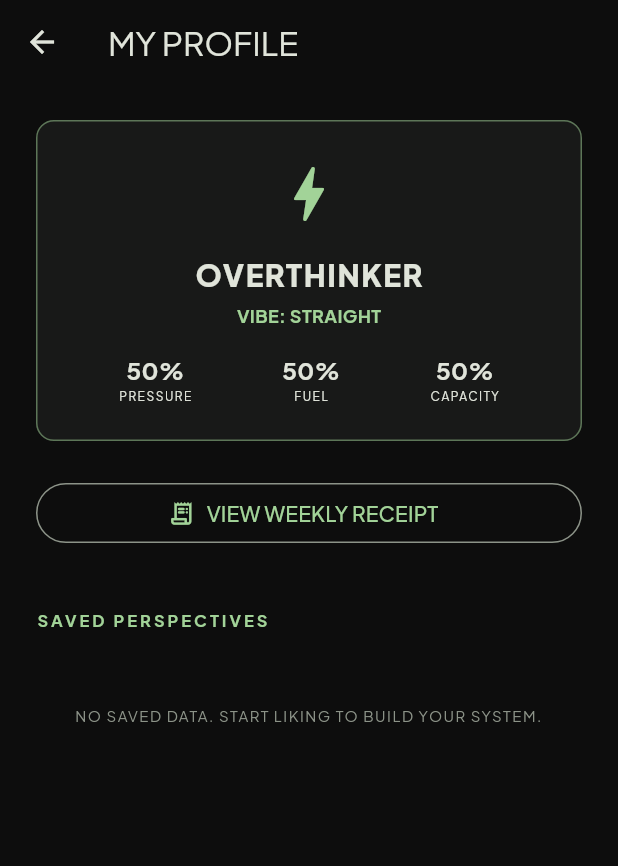
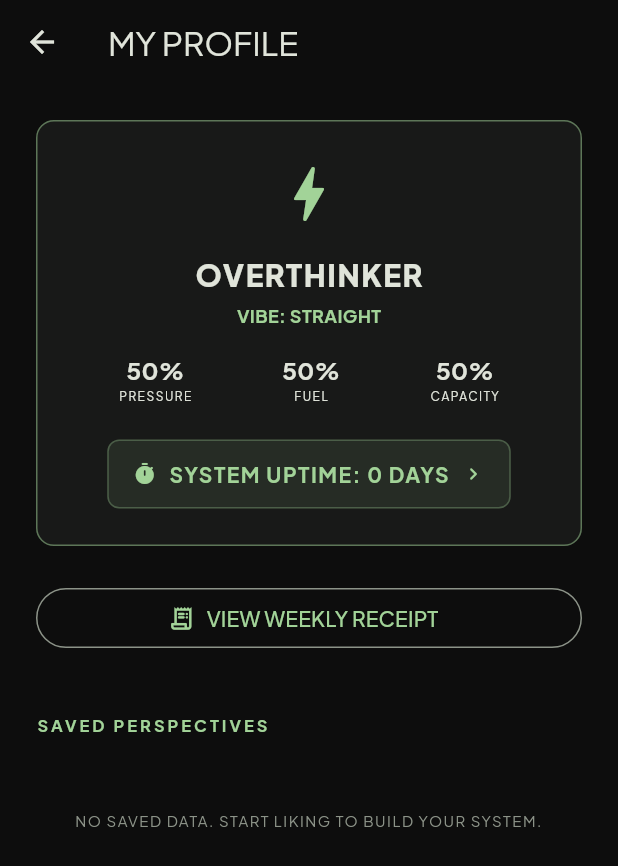
Before and after one commit to sapeol/affirmations_app, a Flutter app: the ProfileScreen screen opened directly, on a phone screen of 412 x 824 dp. Shown: the top 866 px of the screen. Run offline on Flutter 3.47's test engine with Material 3 defaults, Android fonts, the phone set to English and light mode, and no system bars; our stand-ins replace flutter_local_notifications, google_fonts, screenshot, share_plus, shared_preferences, timezone; missing offline and left inert: home_widget; accounts and stored records are empty.

Commit message:
feat: add detailed streak page and link from profile

```diff
--- a/lib/main.dart
+++ b/lib/main.dart
@@ -1,4 +1,5 @@
 import 'package:flutter/material.dart';
+import 'package:flutter/services.dart';
 import 'package:shared_preferences/shared_preferences.dart';
 import 'theme.dart';
 import 'screens/onboarding_screen.dart';
@@ -13,6 +14,7 @@ final ValueNotifier<AppColorTheme> colorThemeNotifier = ValueNotifier(AppColorTh
 
 void main() async {
   WidgetsFlutterBinding.ensureInitialized();
+  await SystemChrome.setPreferredOrientations([DeviceOrientation.portraitUp]);
 
   await NotificationService.init();
 
--- a/lib/screens/profile_screen.dart
+++ b/lib/screens/profile_screen.dart
@@ -3,6 +3,7 @@ import '../models/user_preferences.dart';
 import '../models/affirmation.dart';
 import '../services/affirmations_service.dart';
 import '../services/receipt_service.dart';
+import 'streak_detail_screen.dart';
 
 class ProfileScreen extends StatelessWidget {
   const ProfileScreen({super.key});
@@ -145,7 +146,36 @@ class ProfileScreen extends StatelessWidget {
               _buildStat("FUEL", prefs.batteryLevel),
               _buildStat("CAPACITY", prefs.bandwidth),
             ],
-          )
+          ),
+          const SizedBox(height: 24),
+          GestureDetector(
+            onTap: () => Navigator.push(context, MaterialPageRoute(builder: (context) => const StreakDetailScreen())),
+            child: Container(
+              padding: const EdgeInsets.symmetric(horizontal: 16, vertical: 12),
+              decoration: BoxDecoration(
+                color: Theme.of(context).colorScheme.primary.withValues(alpha: 0.1),
+                borderRadius: BorderRadius.circular(8),
+                border: Border.all(color: Theme.of(context).colorScheme.primary.withValues(alpha: 0.3)),
+              ),
+              child: Row(
+                mainAxisSize: MainAxisSize.min,
+                children: [
+                  Icon(Icons.timer_rounded, size: 16, color: Theme.of(context).colorScheme.primary),
+                  const SizedBox(width: 8),
+                  Text(
+                    "SYSTEM UPTIME: ${prefs.sanityStreak} DAYS",
+                    style: TextStyle(
+                      color: Theme.of(context).colorScheme.primary,
+                      fontWeight: FontWeight.bold,
+                      letterSpacing: 1,
+                    ),
+                  ),
+                  const SizedBox(width: 8),
+                  Icon(Icons.chevron_right_rounded, size: 16, color: Theme.of(context).colorScheme.primary),
+                ],
+              ),
+            ),
+          ),
         ],
       ),
     );
```
Also changed, not shown: lib/screens/home_screen.dart (+12 -6 lines), lib/screens/streak_detail_screen.dart (added, +140 -0 lines), lib/services/affirmations_service.dart (+0 -8 lines), 2 other files.
